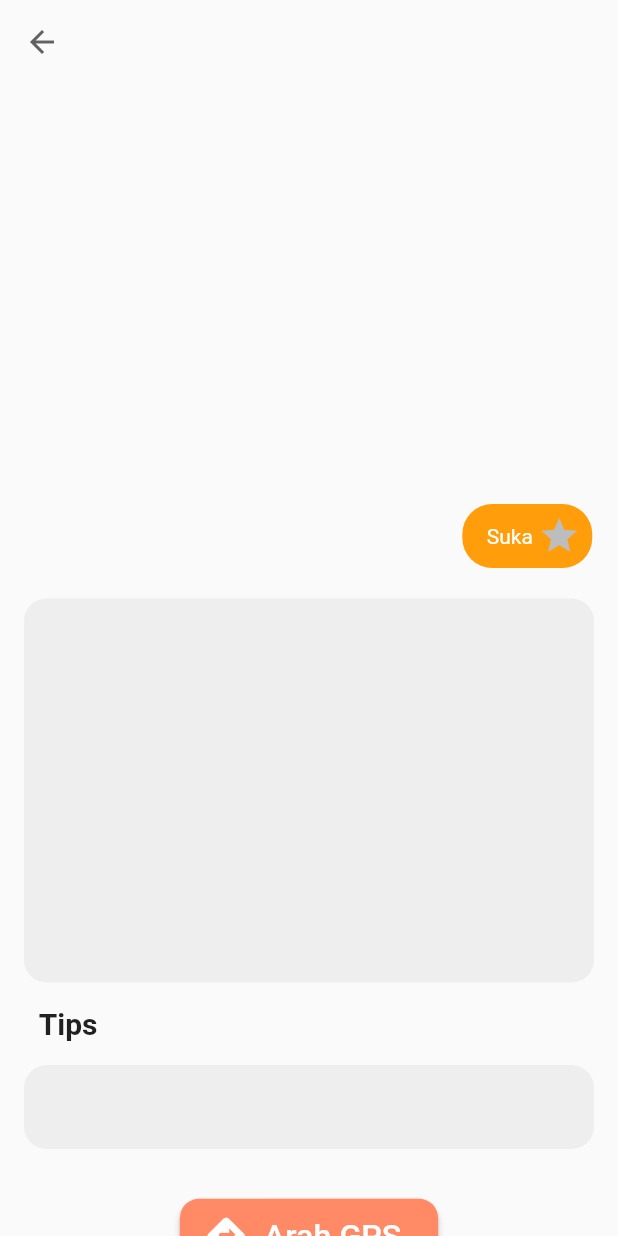
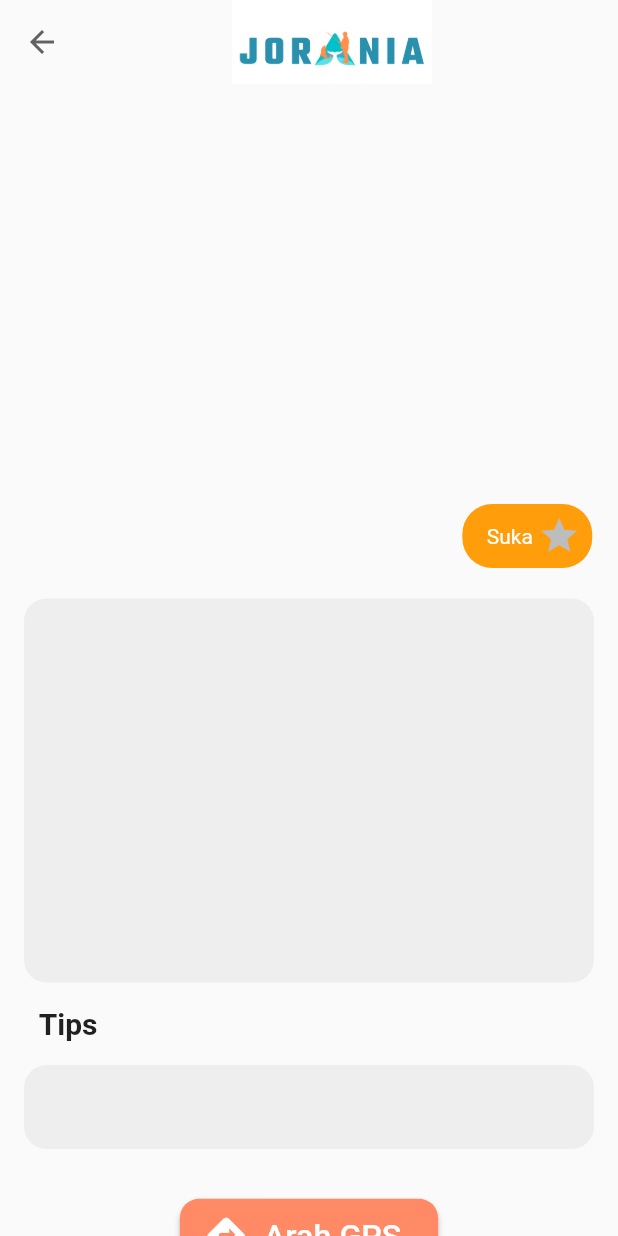
Before and after one commit to ShahRaziq/Jorania-App, a Flutter app: the PlaceDetail screen opened directly with empty values, on a phone screen of 412 x 824 dp. Run offline on Flutter 3.47's test engine with Material 2 defaults, Android fonts, the phone set to English and light mode, and no system bars; drawn by our look-alikes of carousel_slider, like_button; our stand-ins replace bottom_navy_bar, cloud_firestore, connectivity_plus, email_validator, firebase_auth, firebase_core and 8 more; missing offline and left inert: map_launcher; accounts and stored records are empty.

Commit message:
update ui

```diff
--- a/lib/screen/editService.dart
+++ b/lib/screen/editService.dart
@@ -78,11 +78,7 @@ class _EditServiceState extends State<EditService> {
         ),
       ),
       body: loading
-          ? Center(
-              child: SizedBox(
-                  width: MediaQuery.of(context).size.width,
-                  height: MediaQuery.of(context).size.width,
-                  child: const CircularProgressIndicator()))
+          ? const Center(child: SizedBox(child: CircularProgressIndicator()))
           : Column(children: [
               SizedBox(
                 height: 10.h,
--- a/lib/screen/place.dart
+++ b/lib/screen/place.dart
@@ -57,6 +57,12 @@ class _PlaceDetailState extends State<PlaceDetail> {
         ),
       ),
       appBar: AppBar(
+        title: Row(mainAxisAlignment: MainAxisAlignment.center, children: [
+          Image.asset('asset/heading.png', height: 80.h),
+          SizedBox(
+            width: 30.w,
+          )
+        ]),
         foregroundColor: Colors.grey[700],
         backgroundColor: Colors.transparent,
         elevation: 0,
```
